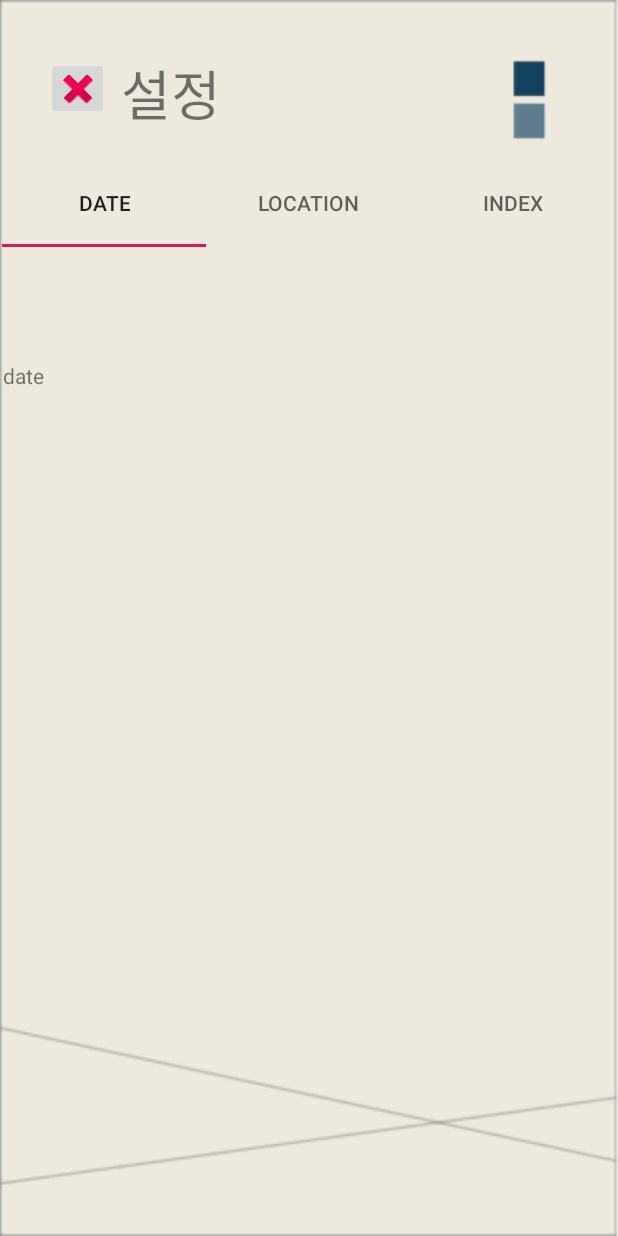
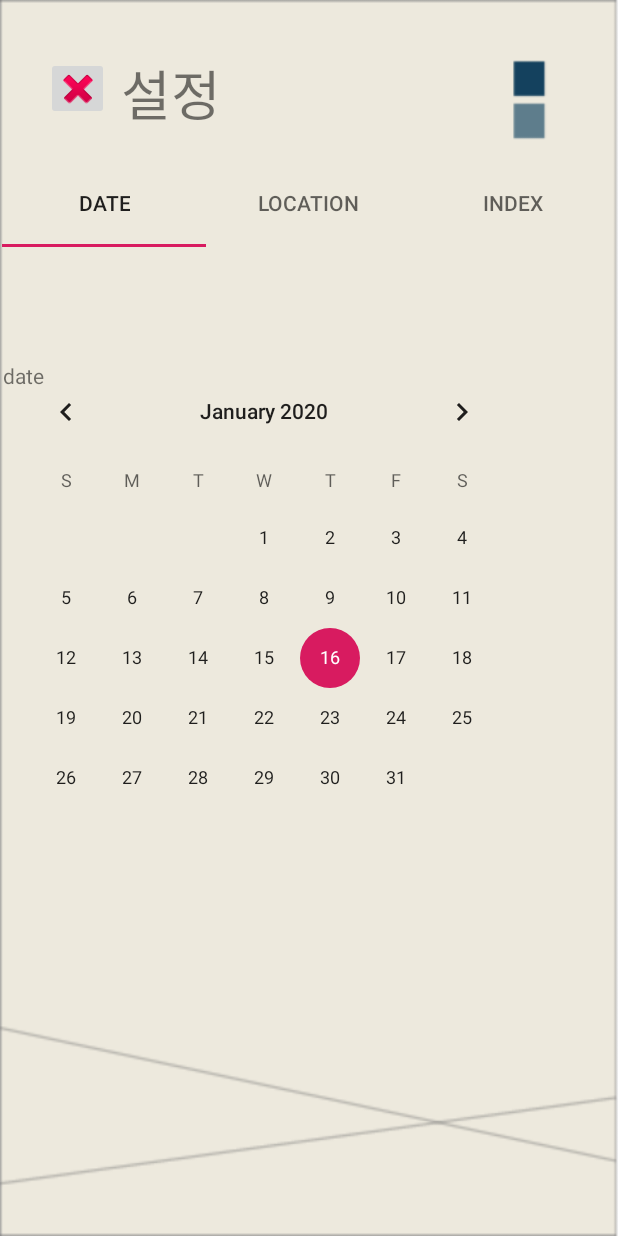
Before and after one commit to tlswldls/DeGuru, an Android app: the DateFragment screen opened directly, with no data from a screen before it, on a phone screen of 412 x 824 dp. Run offline under Robolectric (Android 15) with nearby library versions, the phone set to English and light mode, and no system bars.

Commit message:
Merge branch 'master' of https://github.com/tlswldls/DeGuru into addFragment
# Conflicts:
#	app/src/main/AndroidManifest.xml

```diff
--- a/app/src/main/res/layout/fragment_date.xml
+++ b/app/src/main/res/layout/fragment_date.xml
@@ -11,4 +11,9 @@
         android:layout_height="match_parent"
         android:text="date" />
 
+    <CalendarView
+        android:id="@+id/calendarView"
+        android:layout_width="wrap_content"
+        android:layout_height="wrap_content" />
+
 </FrameLayout>
```
